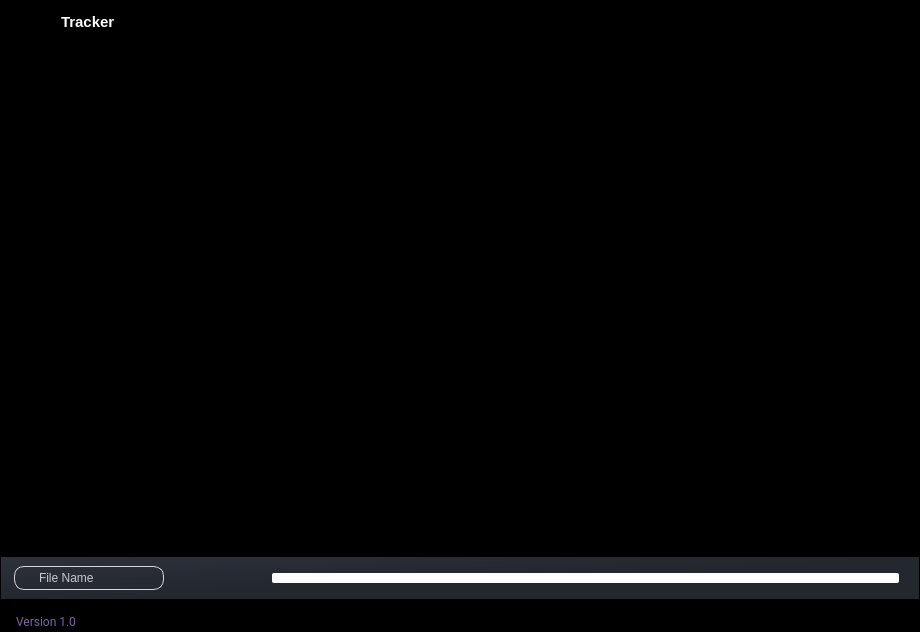
elian-olbz/mlbb-drafting-and-simulation-tools, file ui/pages/heatmap.ui: the form before one commit.
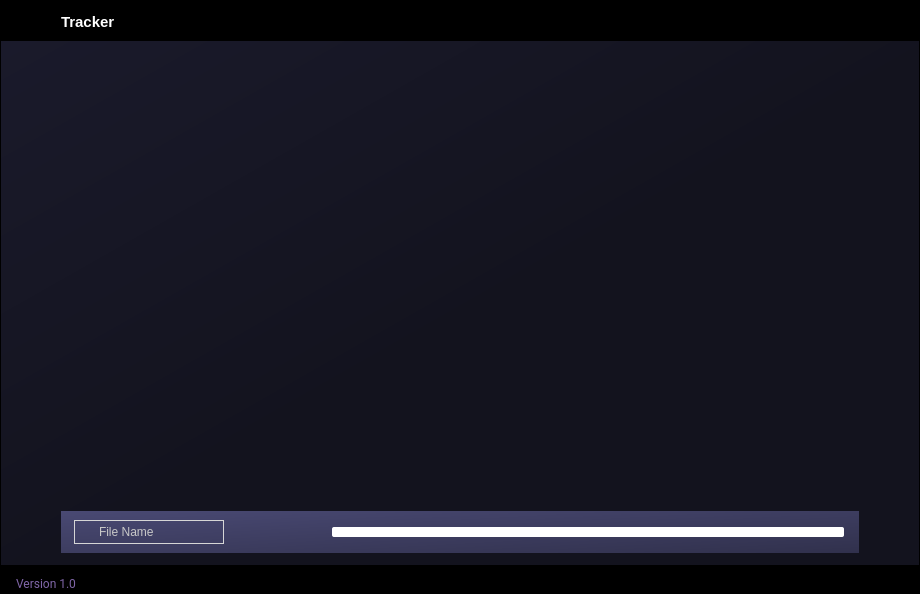
The form after the commit. Icons and pictures are not drawn.

Commit message: Polished quick draft UI. Changed major colors for pages/dialogs, other minor changes on pages widgets.

Patch:
```diff
--- a/ui/pages/heatmap.ui
+++ b/ui/pages/heatmap.ui
@@ -7,7 +7,7 @@
     <x>0</x>
     <y>0</y>
     <width>920</width>
-    <height>632</height>
+    <height>594</height>
    </rect>
   </property>
   <property name="windowTitle">
@@ -704,7 +704,7 @@
                        <number>0</number>
                       </property>
                       <property name="bottomMargin">
-                       <number>0</number>
+                       <number>8</number>
                       </property>
                       <item>
                        <widget class="QWidget" name="map_container" native="true">
@@ -726,6 +726,11 @@
                           <height>16777215</height>
                          </size>
                         </property>
+                        <property name="styleSheet">
+                         <string notr="true">QWidget #map_container{
+background-color: qlineargradient(spread:pad, x1:0, y1:0, x2:1, y2:1, stop:0 rgba(26, 26, 43, 255), stop:0.521368 rgba(19, 19, 30, 255));
+}</string>
+                        </property>
                         <layout class="QVBoxLayout" name="verticalLayout_5" stretch="0,0">
                          <property name="spacing">
                           <number>0</number>
@@ -761,7 +766,7 @@
                            </property>
                            <layout class="QVBoxLayout" name="verticalLayout_6">
                             <property name="bottomMargin">
-                             <number>30</number>
+                             <number>10</number>
                             </property>
                             <item>
                              <widget class="QLabel" name="video_label">
@@ -813,13 +818,13 @@
                              <number>0</number>
                             </property>
                             <property name="leftMargin">
-                             <number>0</number>
+                             <number>60</number>
                             </property>
                             <property name="topMargin">
-                             <number>4</number>
+                             <number>0</number>
                             </property>
                             <property name="rightMargin">
-                             <number>0</number>
+                             <number>60</number>
                             </property>
                             <property name="bottomMargin">
                              <number>4</number>
@@ -846,8 +851,8 @@
                               </property>
                               <property name="styleSheet">
                                <string notr="true">QFrame #frame_4{
-background-color: qlineargradient(spread:pad, x1:0, y1:0, x2:1, y2:1, stop:0 rgba(44, 49, 60, 255), stop:0.521368 rgba(35, 39, 46, 255));
-border-radius:0px;
+background-color: qlineargradient(spread:pad, x1:0, y1:0, x2:1, y2:1, stop:0 rgba(73, 73, 115, 255), stop:0.991368 rgba(49, 49, 77, 255));
+border-radius: 22px;
 }
 
 </string>
@@ -869,7 +874,7 @@
                                 <number>0</number>
                                </property>
                                <property name="rightMargin">
-                                <number>20</number>
+                                <number>15</number>
                                </property>
                                <property name="bottomMargin">
                                 <number>0</number>
@@ -901,7 +906,7 @@
                                      <string notr="true">QFrame #frame_14 {
 border: 1px solid; 
 	border-color: rgb(214, 214, 214);
-border-radius:10px;
+border-radius:13px;
 }</string>
                                     </property>
                                     <property name="frameShape">
@@ -961,12 +966,12 @@
 }
 
 QPushButton:hover {
-    background-color: rgb(62, 69, 82);
+    background-color:  #4b4b77;
 }
 
 QPushButton:pressed {	
    
-	background-color: rgb(71, 77, 96);
+	background-color:  #58588d;
     color: rgb(255, 255, 255);
 }</string>
                                  </property>
```
The commit also changes 15 other files.
